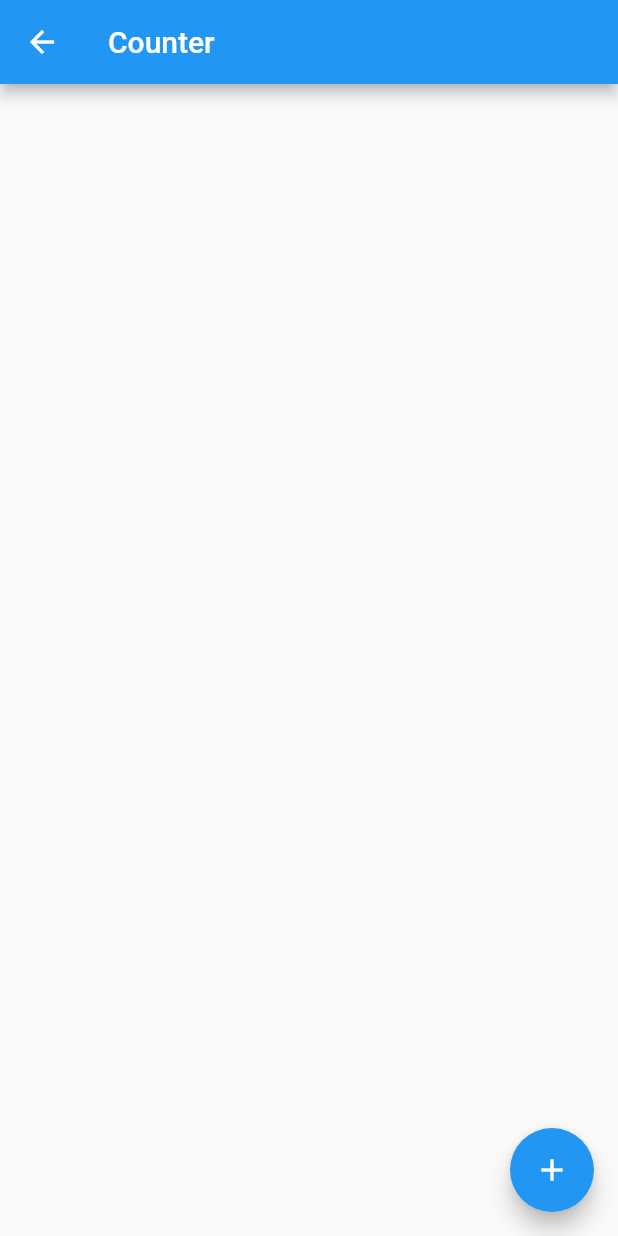
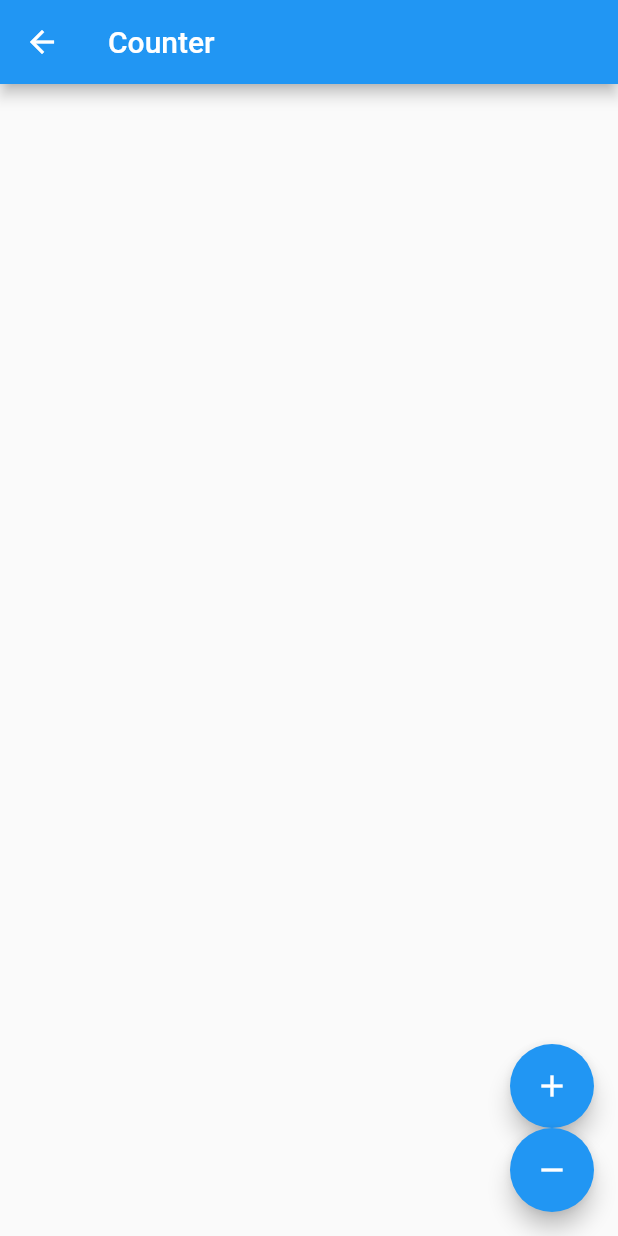
Before and after one commit to RyoSakon001/degree-quiz, a Flutter app: the GamePage screen opened by its route, after a tap on "Firestoreのページへ", on a phone screen of 412 x 824 dp. Run offline on Flutter 3.47's test engine with Material 2 defaults, Android fonts, the phone set to English and light mode, and no system bars; our stand-ins replace cloud_firestore, firebase_core, flutter_bloc, shared_preferences; missing offline and left inert: flutter_overboard; accounts and stored records are empty.

Commit message:
2つ同時に状態管理

```diff
--- a/lib/data_page.dart
+++ b/lib/data_page.dart
@@ -1,6 +1,9 @@
+import 'package:degree_quiz/bloc/degree/degree_bloc.dart';
+import 'package:degree_quiz/bloc/degree/degree_event.dart';
 import 'package:degree_quiz/bloc/substance/substance_bloc.dart';
 import 'package:degree_quiz/bloc/substance/substance_event.dart';
-import 'package:degree_quiz/model/Substance.dart';
+import 'package:degree_quiz/model/degree.dart';
+import 'package:degree_quiz/model/substance.dart';
 import 'package:flutter/material.dart';
 import 'package:flutter_bloc/flutter_bloc.dart';
 
@@ -9,26 +12,35 @@ class DataPage extends StatelessWidget {
 
   @override
   Widget build(BuildContext context) {
-    return BlocProvider(
-      create: (_) => SubstanceBloc(),
-      child: const SubstanceView(),
+    return MultiBlocProvider(
+      providers: [
+        BlocProvider(create: (_) => SubstanceBloc()),
+        BlocProvider(create: (_) => DegreeBloc()),
+      ],
+      child: const DataView(),
     );
   }
 }
 
-class SubstanceView extends StatelessWidget {
-  const SubstanceView({Key? key}) : super(key: key);
+class DataView extends StatelessWidget {
+  const DataView({Key? key}) : super(key: key);
 
   @override
   Widget build(BuildContext context) {
     return Scaffold(
       appBar: AppBar(title: const Text('Counter')),
       body: Center(
-        child: BlocBuilder<SubstanceBloc, Substance>(
-          builder: (context, substance) {
-            return Text(substance.formula,
-                style: Theme.of(context).textTheme.headline1);
-          },
+        child: Column(
+          children: [
+            BlocBuilder<SubstanceBloc, Substance>(
+              builder: (context, substance) => Text(substance.formula,
+                  style: Theme.of(context).textTheme.headline1),
+            ),
+            BlocBuilder<DegreeBloc, Degree>(
+              builder: (context, degree) => Text(degree.name,
+                  style: Theme.of(context).textTheme.headline1),
+            ),
+          ],
         ),
       ),
       floatingActionButton: Column(
@@ -41,6 +53,12 @@ class SubstanceView extends StatelessWidget {
               context.read<SubstanceBloc>().add(SubstanceIncrementPressed());
             },
           ),
+          FloatingActionButton(
+            child: const Icon(Icons.remove),
+            onPressed: () {
+              context.read<DegreeBloc>().add(DegreeIncrementPressed());
+            },
+          ),
         ],
       ),
     );
```
